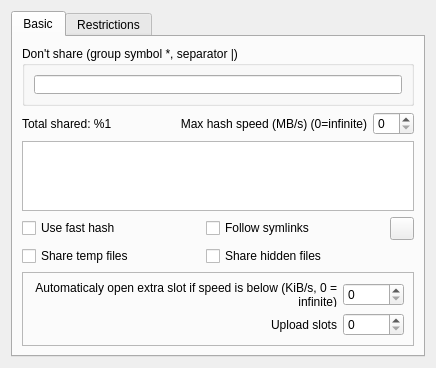
First picture: the form in eiskaltdcpp/ui/UISettingsSharing.ui, repository eiskaltdcpp/eiskaltdcpp, before the edit.
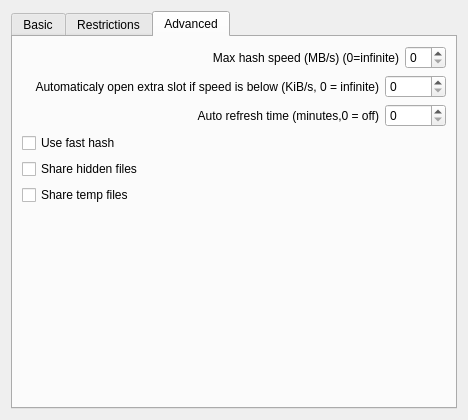
Second picture: the form after the edit. The open tabs and pages were chosen to show the change.

Commit message: auto refresh share time

Patch:
```diff
--- a/eiskaltdcpp/ui/UISettingsSharing.ui
+++ b/eiskaltdcpp/ui/UISettingsSharing.ui
@@ -6,8 +6,8 @@
    <rect>
     <x>0</x>
     <y>0</y>
-    <width>436</width>
-    <height>367</height>
+    <width>468</width>
+    <height>420</height>
    </rect>
   </property>
   <property name="windowTitle">
@@ -45,6 +45,18 @@
           <string>Don't share (group symbol *, separator |)</string>
          </property>
          <layout class="QHBoxLayout" name="horizontalLayout">
+          <property name="spacing">
+           <number>0</number>
+          </property>
+          <property name="leftMargin">
+           <number>0</number>
+          </property>
+          <property name="rightMargin">
+           <number>0</number>
+          </property>
+          <property name="bottomMargin">
+           <number>0</number>
+          </property>
           <item>
            <widget class="QLineEdit" name="lineEdit_SKIPLIST">
             <property name="sizePolicy">
@@ -59,42 +71,9 @@
         </widget>
        </item>
        <item row="1" column="0">
-        <layout class="QHBoxLayout" name="horizontalLayout_2">
-         <item>
-          <widget class="QLabel" name="label_TOTALSHARED">
-           <property name="text">
-            <string>Total shared: %1</string>
-           </property>
-          </widget>
-         </item>
-         <item>
-          <widget class="QLabel" name="label_3">
-           <property name="sizePolicy">
-            <sizepolicy hsizetype="Expanding" vsizetype="Preferred">
-             <horstretch>0</horstretch>
-             <verstretch>0</verstretch>
-            </sizepolicy>
-           </property>
-           <property name="text">
-            <string>Max hash speed (MB/s) (0=infinite)</string>
-           </property>
-           <property name="alignment">
-            <set>Qt::AlignRight|Qt::AlignTrailing|Qt::AlignVCenter</set>
-           </property>
-           <property name="wordWrap">
-            <bool>true</bool>
-           </property>
-          </widget>
-         </item>
-         <item>
-          <widget class="QSpinBox" name="spinBox_MAXHASHSPEED"/>
-         </item>
-        </layout>
-       </item>
-       <item row="2" column="0">
         <widget class="QTreeView" name="treeView"/>
        </item>
-       <item row="3" column="0">
+       <item row="2" column="0">
         <widget class="QFrame" name="frame_2">
          <property name="frameShape">
           <enum>QFrame::NoFrame</enum>
@@ -107,62 +86,23 @@
            <number>0</number>
           </property>
           <item row="0" column="0">
-           <widget class="QCheckBox" name="checkBox_FASTHASH">
+           <widget class="QLabel" name="label_TOTALSHARED">
             <property name="text">
-             <string>Use fast hash</string>
+             <string>Total shared: %1</string>
             </property>
            </widget>
           </item>
           <item row="0" column="1">
-           <widget class="QCheckBox" name="checkBox_FOLLOW">
-            <property name="sizePolicy">
-             <sizepolicy hsizetype="Preferred" vsizetype="Fixed">
-              <horstretch>0</horstretch>
-              <verstretch>0</verstretch>
-             </sizepolicy>
-            </property>
-            <property name="text">
-             <string>Follow symlinks</string>
-            </property>
-           </widget>
-          </item>
-          <item row="0" column="2">
            <widget class="QToolButton" name="toolButton_RECREATE">
             <property name="text">
              <string/>
             </property>
            </widget>
           </item>
-          <item row="1" column="0">
-           <widget class="QCheckBox" name="checkBox_SHARE_TEMP_FILES">
-            <property name="sizePolicy">
-             <sizepolicy hsizetype="Preferred" vsizetype="Fixed">
-              <horstretch>0</horstretch>
-              <verstretch>0</verstretch>
-             </sizepolicy>
-            </property>
-            <property name="text">
-             <string>Share temp files</string>
-            </property>
-           </widget>
-          </item>
-          <item row="1" column="1">
-           <widget class="QCheckBox" name="checkBox_SHAREHIDDEN">
-            <property name="sizePolicy">
-             <sizepolicy hsizetype="Preferred" vsizetype="Fixed">
-              <horstretch>0</horstretch>
-              <verstretch>0</verstretch>
-             </sizepolicy>
-            </property>
-            <property name="text">
-             <string>Share hidden files</string>
-            </property>
-           </widget>
-          </item>
          </layout>
         </widget>
        </item>
-       <item row="4" column="0">
+       <item row="3" column="0">
         <widget class="QFrame" name="frame">
          <property name="frameShape">
           <enum>QFrame::StyledPanel</enum>
@@ -171,39 +111,10 @@
           <enum>QFrame::Raised</enum>
          </property>
          <layout class="QGridLayout" name="gridLayout_2">
-          <item row="0" column="1">
-           <widget class="QSpinBox" name="spinBox_EXTRA">
-            <property name="maximum">
-             <number>10000</number>
-            </property>
-           </widget>
-          </item>
-          <item row="1" column="1">
+          <item row="1" column="2">
            <widget class="QSpinBox" name="spinBox_UPLOAD"/>
           </item>
-          <item row="0" column="0">
-           <widget class="QLabel" name="label">
-            <property name="sizePolicy">
-             <sizepolicy hsizetype="Expanding" vsizetype="Preferred">
-              <horstretch>0</horstretch>
-              <verstretch>0</verstretch>
-             </sizepolicy>
-            </property>
-            <property name="text">
-             <string>Automaticaly open extra slot if speed is below (KiB/s, 0 = infinite)</string>
-            </property>
-            <property name="scaledContents">
-             <bool>true</bool>
-            </property>
-            <property name="alignment">
-             <set>Qt::AlignRight|Qt::AlignTrailing|Qt::AlignVCenter</set>
-            </property>
-            <property name="wordWrap">
-             <bool>true</bool>
-            </property>
-           </widget>
-          </item>
-          <item row="1" column="0">
+          <item row="1" column="1">
            <widget class="QLabel" name="label_2">
             <property name="sizePolicy">
              <sizepolicy hsizetype="Expanding" vsizetype="Preferred">
@@ -219,6 +130,19 @@
             </property>
            </widget>
           </item>
+          <item row="1" column="0">
+           <widget class="QCheckBox" name="checkBox_FOLLOW">
+            <property name="sizePolicy">
+             <sizepolicy hsizetype="Preferred" vsizetype="Fixed">
+              <horstretch>0</horstretch>
+              <verstretch>0</verstretch>
+             </sizepolicy>
+            </property>
+            <property name="text">
+             <string>Follow symlinks</string>
+            </property>
+           </widget>
+          </item>
          </layout>
         </widget>
        </item>
@@ -275,6 +199,151 @@
        </item>
       </layout>
      </widget>
+     <widget class="QWidget" name="tab_3">
+      <attribute name="title">
+       <string>Advanced</string>
+      </attribute>
+      <layout class="QVBoxLayout" name="verticalLayout_2">
+       <item>
+        <layout class="QHBoxLayout" name="horizontalLayout_3">
+         <item>
+          <widget class="QLabel" name="label_3">
+           <property name="sizePolicy">
+            <sizepolicy hsizetype="Expanding" vsizetype="Preferred">
+             <horstretch>0</horstretch>
+             <verstretch>0</verstretch>
+            </sizepolicy>
+           </property>
+           <property name="text">
+            <string>Max hash speed (MB/s) (0=infinite)</string>
+           </property>
+           <property name="alignment">
+            <set>Qt::AlignRight|Qt::AlignTrailing|Qt::AlignVCenter</set>
+           </property>
+           <property name="wordWrap">
+            <bool>true</bool>
+           </property>
+          </widget>
+         </item>
+         <item>
+          <widget class="QSpinBox" name="spinBox_MAXHASHSPEED"/>
+         </item>
+        </layout>
+       </item>
+       <item>
+        <layout class="QHBoxLayout" name="horizontalLayout_4">
+         <item>
+          <widget class="QLabel" name="label">
+           <property name="sizePolicy">
+            <sizepolicy hsizetype="Expanding" vsizetype="Preferred">
+             <horstretch>0</horstretch>
+             <verstretch>0</verstretch>
+            </sizepolicy>
+           </property>
+           <property name="text">
+            <string>Automaticaly open extra slot if speed is below (KiB/s, 0 = infinite)</string>
+           </property>
+           <property name="scaledContents">
+            <bool>true</bool>
+           </property>
+           <property name="alignment">
+            <set>Qt::AlignRight|Qt::AlignTrailing|Qt::AlignVCenter</set>
+           </property>
+           <property name="wordWrap">
+            <bool>true</bool>
+           </property>
+          </widget>
+         </item>
+         <item>
+          <widget class="QSpinBox" name="spinBox_EXTRA">
+           <property name="maximum">
+            <number>10000</number>
+           </property>
+          </widget>
+         </item>
+        </layout>
+       </item>
+       <item>
+        <layout class="QHBoxLayout" name="horizontalLayout_2">
+         <item>
+          <widget class="QLabel" name="label_5">
+           <property name="sizePolicy">
+            <sizepolicy hsizetype="Expanding" vsizetype="Preferred">
+             <horstretch>0</horstretch>
+             <verstretch>0</verstretch>
+            </sizepolicy>
+           </property>
+           <property name="text">
+            <string>Auto refresh time (minutes,0 = off)</string>
+           </property>
+           <property name="scaledContents">
+            <bool>true</bool>
+           </property>
+           <property name="alignment">
+            <set>Qt::AlignRight|Qt::AlignTrailing|Qt::AlignVCenter</set>
+           </property>
+           <property name="wordWrap">
+            <bool>true</bool>
+           </property>
+          </widget>
+         </item>
+         <item>
+          <widget class="QSpinBox" name="spinBox_REFRESH_TIME">
+           <property name="maximum">
+            <number>10000</number>
+           </property>
+          </widget>
+         </item>
+        </layout>
+       </item>
+       <item>
+        <widget class="QCheckBox" name="checkBox_FASTHASH">
+         <property name="text">
+          <string>Use fast hash</string>
+         </property>
+        </widget>
+       </item>
+       <item>
+        <widget class="QCheckBox" name="checkBox_SHAREHIDDEN">
+         <property name="sizePolicy">
+          <sizepolicy hsizetype="Preferred" vsizetype="Fixed">
+           <horstretch>0</horstretch>
+           <verstretch>0</verstretch>
+          </sizepolicy>
+         </property>
+         <property name="text">
+          <string>Share hidden files</string>
+         </property>
+        </widget>
+       </item>
+       <item>
+        <widget class="QCheckBox" name="checkBox_SHARE_TEMP_FILES">
+         <property name="sizePolicy">
+          <sizepolicy hsizetype="Preferred" vsizetype="Fixed">
+           <horstretch>0</horstretch>
+           <verstretch>0</verstretch>
+          </sizepolicy>
+         </property>
+         <property name="text">
+          <string>Share temp files</string>
+         </property>
+        </widget>
+       </item>
+       <item>
+        <spacer name="verticalSpacer">
+         <property name="orientation">
+          <enum>Qt::Vertical</enum>
+         </property>
+         <property name="sizeHint" stdset="0">
+          <size>
+           <width>20</width>
+           <height>40</height>
+          </size>
+         </property>
+        </spacer>
+       </item>
+      </layout>
+     </widget>
     </widget>
    </item>
   </layout>
```
The commit also changes 4 other files.
